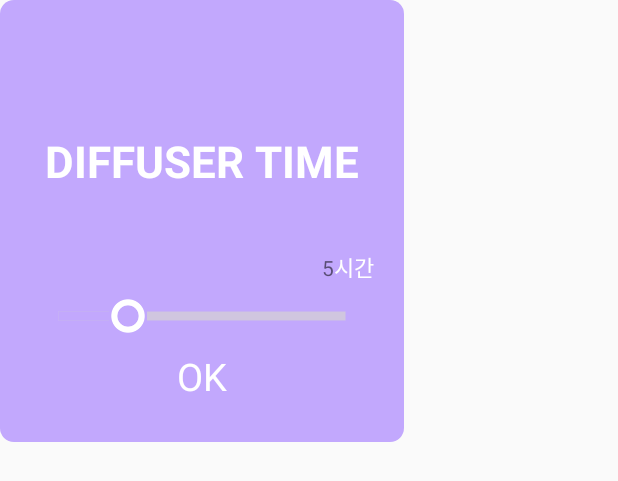
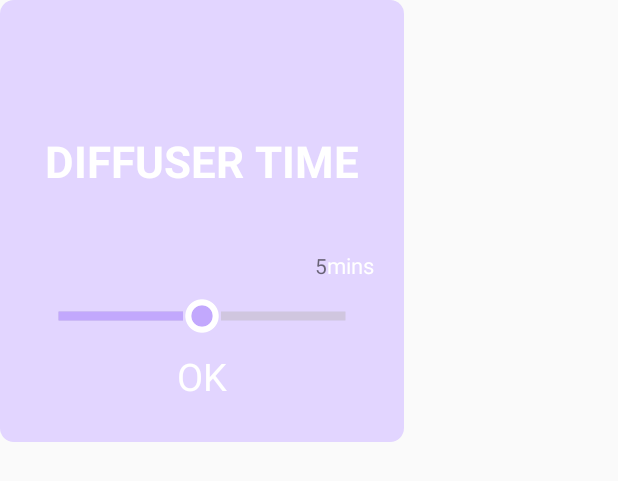
Before and after one commit to DDAMDOO/mollo, an Android app: the layout activity_diffuser_time.xml on its own in the app's theme, with its tools: preview values and no code run, on a phone screen of 412 x 824 dp. Shown: the top 481 px of the screen. Run offline under Robolectric (Android 15) with nearby library versions, the phone set to English and light mode, and no system bars; Roboto replaces fonts that are not available here.

Commit message:
a small task of diffuser time

```diff
--- a/app/src/main/java/themollo/app/mollo/DiffuserTime.java
+++ b/app/src/main/java/themollo/app/mollo/DiffuserTime.java
@@ -35,7 +35,7 @@ public class DiffuserTime extends AppUtilBasement {
         sb.setOnSeekBarChangeListener(new SeekBar.OnSeekBarChangeListener() {
             @Override
             public void onProgressChanged(SeekBar seekBar, int progress, boolean fromUser) {
-                VALUE = (float)progress/10+"";
+                VALUE = (float)progress+"";
                 sbVal.setText(VALUE);
             }
 
--- /dev/null
+++ b/app/src/main/res/drawable/popup_background_alpha.xml
@@ -0,0 +1,11 @@
+<?xml version="1.0" encoding="utf-8"?>
+<shape xmlns:android="http://schemas.android.com/apk/res/android"
+    android:shape="rectangle">
+
+    <solid
+        android:color="@color/popup_back_color1"/>
+
+    <corners
+        android:radius="9dp"/>
+
+</shape>
--- a/app/src/main/res/layout/activity_diffuser_time.xml
+++ b/app/src/main/res/layout/activity_diffuser_time.xml
@@ -4,7 +4,7 @@
     xmlns:tools="http://schemas.android.com/tools"
     android:layout_width="269dp"
     android:layout_height="294.5dp"
-    android:background="@drawable/popup_background"
+    android:background="@drawable/popup_background_alpha"
     tools:context="themollo.app.mollo.util.DiffuserPopup">
 
     <TextView
@@ -44,7 +44,7 @@
             <TextView
                 android:layout_width="wrap_content"
                 android:layout_height="wrap_content"
-                android:text="@string/hours"
+                android:text="@string/min"
                 android:textColor="@color/white"
                 android:textSize="14.5sp" />
         </LinearLayout>
@@ -52,7 +52,7 @@
 
     <SeekBar
         android:id="@+id/seekBar1"
-        android:layout_width="match_parent"
+        android:layout_width="289dp"
         android:layout_height="wrap_content"
         android:layout_below="@id/diffuser_time_sub"
         android:layout_alignParentBottom="true"
@@ -61,7 +61,7 @@
         android:layout_marginTop="62dp"
         android:layout_marginLeft="20dp"
         android:layout_marginRight="20dp"
-        android:max="200"
+        android:max="100"
         android:progress="50"
         android:progressDrawable="@drawable/seekbar_background"
         android:thumb="@mipmap/oval" />
--- a/app/src/main/res/values/colors.xml
+++ b/app/src/main/res/values/colors.xml
@@ -57,6 +57,7 @@
     <color name="brook_end_color">#21936a</color>
     <color name="fab_back">#7376ff</color>
     <color name="popup_back_color">#c2a8fd</color>
+    <color name="popup_back_color1">#e2d5ff</color>
     <color name="popup_line_color">#9b83d4</color>
 
 </resources>
--- a/app/src/main/res/values/strings.xml
+++ b/app/src/main/res/values/strings.xml
@@ -1,5 +1,5 @@
 <resources>
-    <string name="app_name">Humming LAB</string>
+    <string name="app_name">Mollo</string>
     <string name="kakao_app_key">4422cf6abc2140ffaa1f80ba598862c8</string>
     <string name="facebook_app_id">662919707381310</string>
     <string name="app_name_2">Honey Sleep</string>
@@ -52,6 +52,7 @@
     <string name="overAges">대 이상</string>
     <string name="survey_3_text">지난 한달,\n평균 자는 시간은 몇 시간?</string>
     <string name="hours">시간</string>
+    <string name="min">mins</string>
     <string name="survey_4_text">그 중 숙면시간은?</string>
     <string name="survey_5_text">잠을 방해하는 요소 9가지 중\n해당하는 것을 고르세요</string>
     <string name="survey_6_text">잠을 돕는 약을\n얼마나 복용 중인가요?</string>
```
